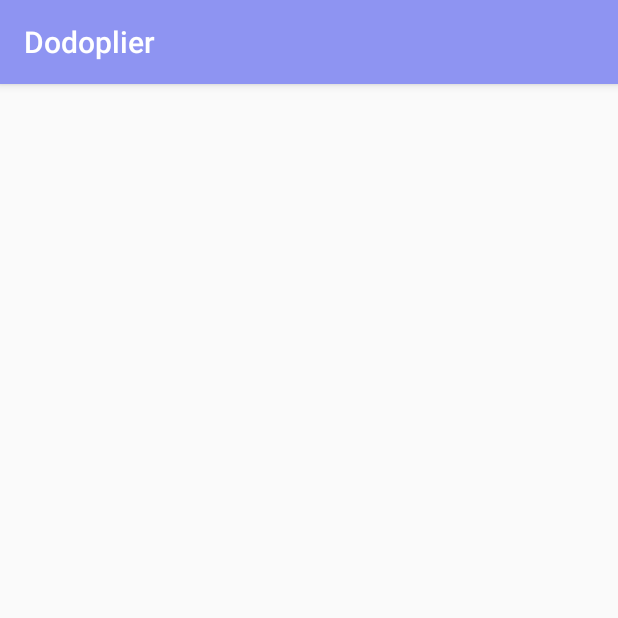
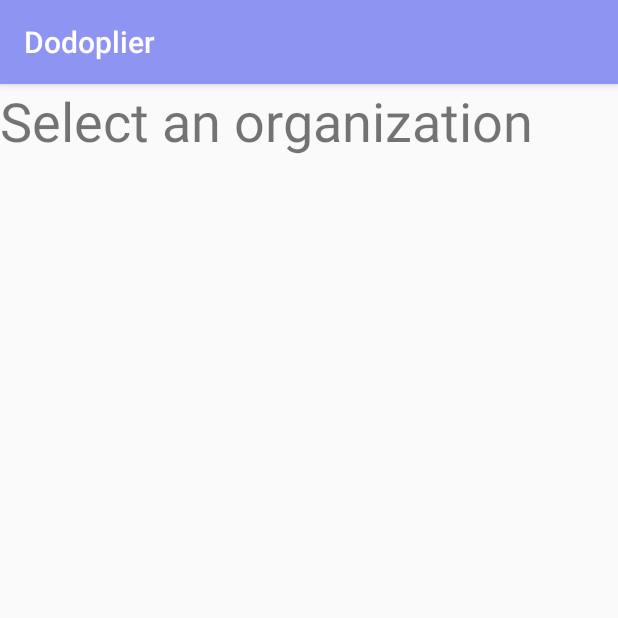
Before and after one commit to mulanz/dodoplier, an Android app: the explore_organizations screen opened directly, with no data from a screen before it, on a phone screen of 412 x 824 dp, the top half of it. Run offline under Robolectric (Android 15) with nearby library versions, the phone set to English and light mode, and no system bars.

Commit message:
added activites and colors

```diff
--- a/Dodoplier/app/src/main/res/layout/activity_explore_organizations.xml
+++ b/Dodoplier/app/src/main/res/layout/activity_explore_organizations.xml
@@ -6,4 +6,13 @@
     android:layout_height="match_parent"
     tools:context=".explore_organizations">
 
+    <TextView
+        android:id="@+id/explore_orgs_title"
+        android:layout_width="0dp"
+        android:layout_height="wrap_content"
+        android:text="Select an organization"
+        android:textSize="36sp"
+        app:layout_constraintEnd_toEndOf="parent"
+        app:layout_constraintStart_toStartOf="parent"
+        app:layout_constraintTop_toTopOf="parent" />
 </androidx.constraintlayout.widget.ConstraintLayout>
```
